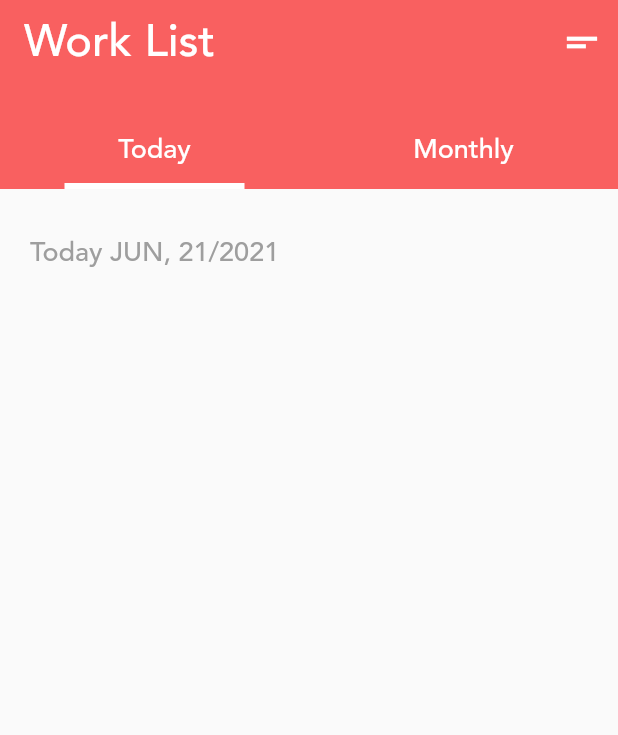
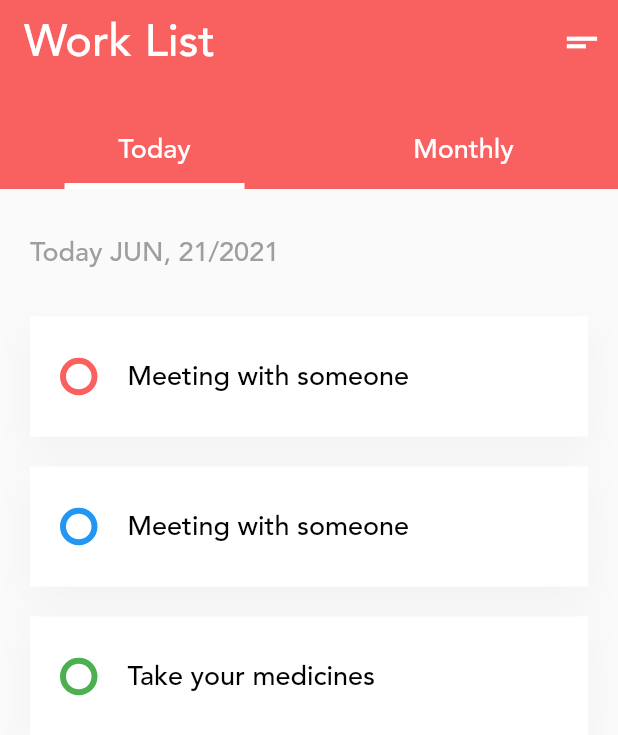
Before and after one commit to kyoichii/todoapp, a Flutter app: the homePage screen opened directly, on a phone screen of 412 x 824 dp. Shown: the top 735 px of the screen. Run offline on Flutter 3.47's test engine with Material 2 defaults, Android fonts, the phone set to English and light mode, and no system bars; drawn by our look-alikes of flutter_slidable; our stand-ins replace table_calendar.

Commit message:
2021/6/22 1:30

```diff
--- a/lib/HomePage.dart
+++ b/lib/HomePage.dart
@@ -1,5 +1,6 @@
 import 'package:flutter/material.dart';
 import 'package:table_calendar/table_calendar.dart';
+import 'package:flutter_slidable/flutter_slidable.dart';
 
 class HomePage extends StatelessWidget {
   @override
@@ -120,9 +121,9 @@ class _homePageState extends State<homePage> {
                           ],
                         ),
                       ),
-                      //taskWidget(Color(0xfff96060), "Meeting with someone", "9:00 AM"),
-                      //taskWidget(Colors.blue, "Meeting with someone", "9:00 AM"),
-                      //taskWidget(Colors.green, "Take your medicines", "9:00 AM"),
+                      taskWidget(Color(0xfff96060), "Meeting with someone", "9:00 AM"),
+                      taskWidget(Colors.blue, "Meeting with someone", "9:00 AM"),
+                      taskWidget(Colors.green, "Take your medicines", "9:00 AM"),
                     ],
                   ),
                 ),
@@ -139,4 +140,50 @@ class _homePageState extends State<homePage> {
     });
   }
 
+  Slidable taskWidget(Color color, String title, String time) {
+    return Slidable(
+      actionPane: SlidableDrawerActionPane(),
+      actionExtentRatio: 0.3,
+      child: Container(
+        height: 80,
+        margin: EdgeInsets.symmetric(horizontal: 20, vertical: 10),
+        decoration: BoxDecoration(
+            color: Colors.white,
+            boxShadow: [BoxShadow(
+                color: Colors.black.withOpacity(0.03),
+                offset: Offset(0, 9),
+                blurRadius: 20,
+                spreadRadius: 1
+            )]
+        ),
+        child: Row(
+          children: [
+            Container(
+              margin: EdgeInsets.symmetric(horizontal: 20),
+              height: 25,
+              width: 25,
+              decoration: BoxDecoration(
+                color: Colors.white,
+                shape: BoxShape.circle,
+                border: Border.all(color: color,
+                width: 4)
+              ),
+            ),
+            Column(
+              crossAxisAlignment: CrossAxisAlignment.start,
+              mainAxisAlignment: MainAxisAlignment.center,
+              children: [
+                Text(title, style: TextStyle(
+                  color: Colors.black,
+                  fontSize: 18
+                ),),
+
+              ],
+            )
+          ],
+        ),
+      ),
+    );
+  }
+
 }
```
